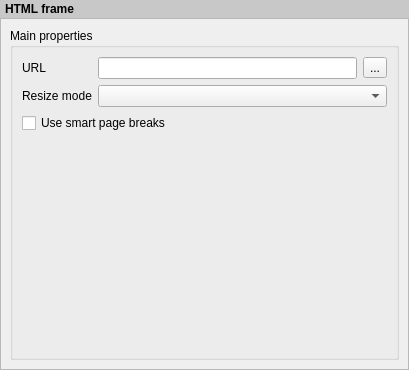
Before: the Qt Designer form src/ui/qgscomposerhtmlwidgetbase.ui in carsmie/QGIS, drawn with Qt 5.
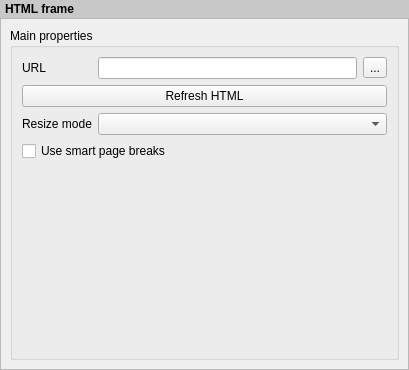
After: the same form once the commit is applied. Custom widgets are drawn as their Qt base class.

Commit message: [composer] Add refresh button to html items, to reload the html source from the url.

What changed in the file:
```diff
--- a/src/ui/qgscomposerhtmlwidgetbase.ui
+++ b/src/ui/qgscomposerhtmlwidgetbase.ui
@@ -93,7 +93,7 @@
             </item>
            </layout>
           </item>
-          <item row="2" column="0">
+          <item row="3" column="0">
            <widget class="QLabel" name="mResizeModeLabel">
             <property name="text">
              <string>Resize mode</string>
@@ -103,16 +103,23 @@
             </property>
            </widget>
           </item>
-          <item row="2" column="1">
+          <item row="3" column="1">
            <widget class="QComboBox" name="mResizeModeComboBox"/>
           </item>
-          <item row="3" column="0" colspan="2">
+          <item row="4" column="0" colspan="2">
            <widget class="QCheckBox" name="mUseSmartBreaksCheckBox">
             <property name="text">
              <string>Use smart page breaks</string>
             </property>
            </widget>
           </item>
+          <item row="2" column="0" colspan="2">
+           <widget class="QPushButton" name="mReloadPushButton">
+            <property name="text">
+             <string>Refresh HTML</string>
+            </property>
+           </widget>
+          </item>
          </layout>
         </widget>
        </item>
```
The commit also changes 5 other files.
